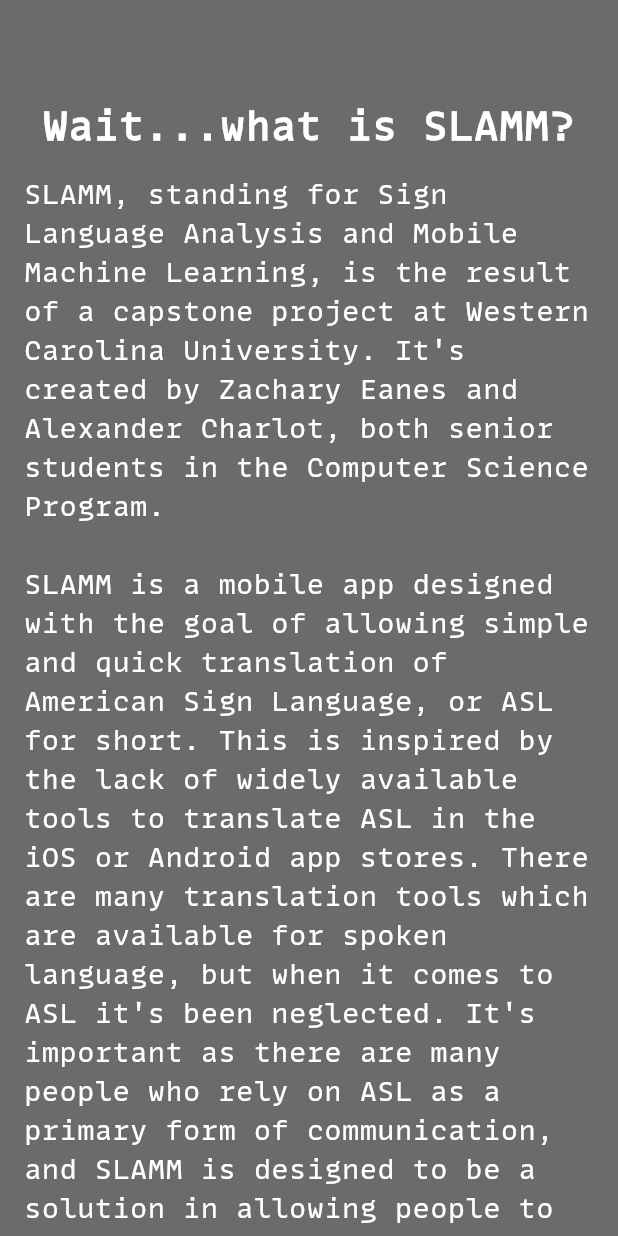
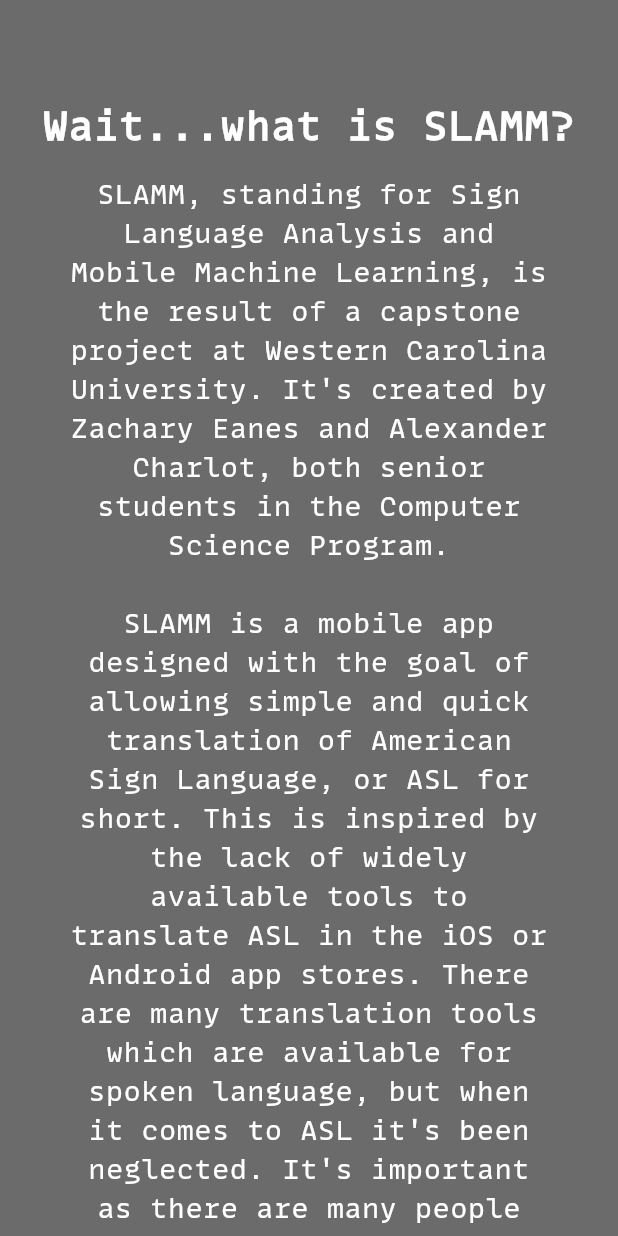
Before and after one commit to zteanes/SLAMM, a Flutter app: the ExplanationScreen screen opened by its route, on a phone screen of 412 x 824 dp. Run offline on Flutter 3.47's test engine with Material 3 defaults, Android fonts, the phone set to English and light mode, and no system bars; our stand-ins replace camera, video_player; missing offline and left inert: ffmpeg_kit_flutter, gal, photo_manager, pytorch_mobile.

Commit message:
fixed explanation screen quick. typo and centering

```diff
--- a/frontend/lib/explanation.dart
+++ b/frontend/lib/explanation.dart
@@ -36,7 +36,7 @@
     "recognition. \n\n"
 
     "Otherwise, simply navigate to the camera screen, use the camera switch button in the upper-right "
-    "to select the camera you wish to then. Then, click the button in the bottom-middle of the screen "
+    "to select the camera you wish to use. Then, click the button in the bottom-middle of the screen "
     "to begin recording, and click it again when you want to end the recording. From there, hit the "
     "translate option to see what the model predicts! \n";
 
@@ -73,12 +73,19 @@
                 )
               ),
                 const SizedBox(height: 15), // box just to separate some elements of the column
-              Text(
+                SizedBox(
+                  width: 325,
+                  child:
+                    Center(
+                      child: Text(
                         WHAT_IS_SLAMM,
+                        textAlign: TextAlign.center,
                         style: TextStyle(
                           color: Theme.of(context).colorScheme.secondary,
-                  fontSize: 18
-                )
+                          fontSize: 18,
+                        ),
+                      ),
+                    ),
                 ),
               const SizedBox(height: 30),
               Text(
@@ -91,12 +98,19 @@
                 )
               ),
               const SizedBox(height: 15), // separation box again
-              Text(
+              SizedBox(
+                  width: 325,
+                  child:
+                    Center(
+                      child: Text(
                         HOW_TO_USE,
+                        textAlign: TextAlign.center,
                         style: TextStyle(
                           color: Theme.of(context).colorScheme.secondary,
-                  fontSize: 18
-                )
+                          fontSize: 18,
+                        ),
+                      ),
+                    ),
                 ),
               SizedBox(
                   width: 300,
@@ -116,6 +130,7 @@
                     onPressed: () => Navigator.pop(context)
                   ),
                 ),
+              const SizedBox(height: 200) // box to separate the bottom of the screen
             ],
           ),
         ),
```
Lines whose indentation alone changed are shown as unchanged.
